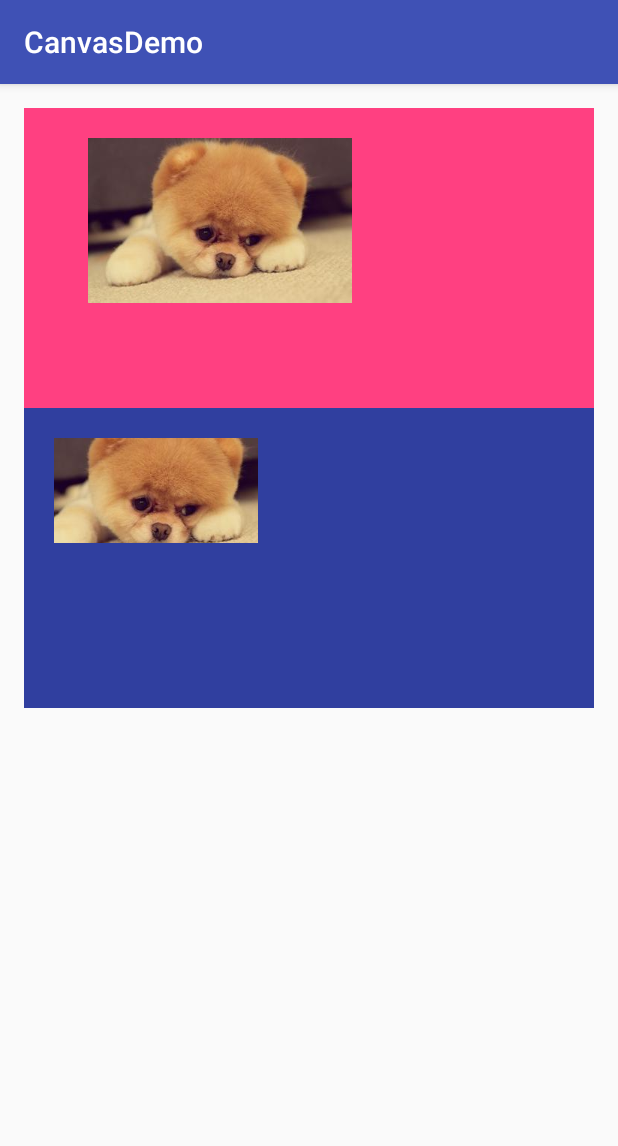
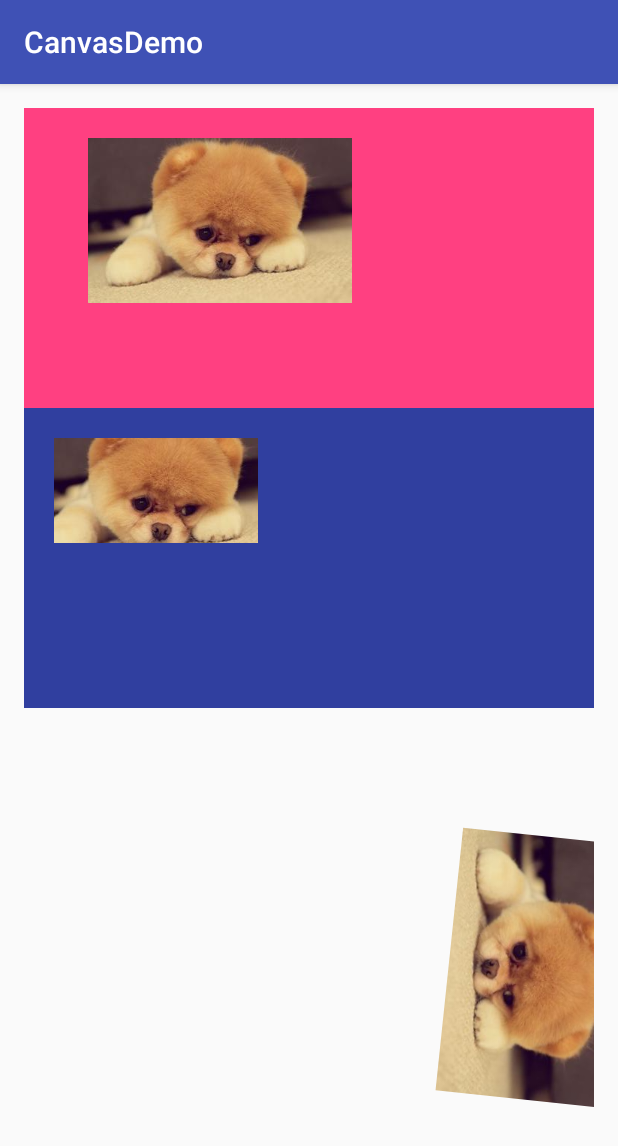
Before and after one commit to wuzhiqian/CanvasDemo, an Android app: the screen it shows after launch (MainActivity), on a phone screen of 412 x 824 dp. Shown: the top 1146 px of the screen. Run offline under Robolectric (Android 15) with nearby library versions, the phone set to English and light mode, and no system bars.

Commit message:
translate

```diff
--- /dev/null
+++ b/app/src/main/java/com/wzq/canvasdemo/view/TranslateCanvasView.java
@@ -0,0 +1,77 @@
+package com.wzq.canvasdemo.view;
+
+import android.app.Activity;
+import android.content.Context;
+import android.graphics.Canvas;
+import android.os.Handler;
+import android.util.AttributeSet;
+
+import java.util.Random;
+import java.util.Timer;
+import java.util.TimerTask;
+
+
+/**
+ * Created by wzq on 17-1-6.
+ */
+
+public class TranslateCanvasView extends BasicView {
+
+
+    float translateX = 0;
+    float scale = 1;
+    float rotate = 0;
+    float skew = 0;
+    Random rn;
+
+    Handler handler;
+
+    public TranslateCanvasView(Context context) {
+        this(context, null);
+    }
+
+    public TranslateCanvasView(Context context, AttributeSet attrs) {
+        this(context, attrs, 0);
+    }
+
+    public TranslateCanvasView(Context context, AttributeSet attrs, int defStyleAttr) {
+        super(context, attrs, defStyleAttr);
+        rn = new Random();
+        handler = new Handler();
+        handler.postDelayed(new Runnable() {
+            @Override
+            public void run() {
+                if (translateX >= 400) {
+                    translateX = 0;
+                }
+                translateX++;
+                translateX = 100;
+                rotate ++;
+                if(rotate >= 360)
+                    rotate = 0;
+                skew ++;
+                if(skew > 100)
+                    skew = 0;
+             //   scale = rn.nextInt(100) / 50.0f;
+                setTranslationX(translateX);
+                setScaleX(scale);
+                setScaleY(scale);
+                setRotation(rotate);
+               // invalidate();
+                postDelayed(this, 10);
+            }
+        }, 10);
+
+    }
+
+
+
+    @Override
+    protected void onDraw(Canvas canvas) {
+        super.onDraw(canvas);
+        if (bitmap != null) {
+            canvas.drawBitmap(bitmap, translateX, 100, paint);
+        }
+
+    }
+}
--- a/app/src/main/res/layout/activity_main.xml
+++ b/app/src/main/res/layout/activity_main.xml
@@ -23,6 +23,10 @@
 
            <include layout="@layout/area_canvas_view"/>
 
+
+
+           <include layout="@layout/translatecanvas_view"/>
+
        </LinearLayout>
    </ScrollView>
 </RelativeLayout>
--- /dev/null
+++ b/app/src/main/res/layout/translatecanvas_view.xml
@@ -0,0 +1,11 @@
+<?xml version="1.0" encoding="utf-8"?>
+<LinearLayout xmlns:android="http://schemas.android.com/apk/res/android"
+    android:layout_width="match_parent"
+    android:layout_height="match_parent"
+    android:orientation="vertical">
+
+    <com.wzq.canvasdemo.view.TranslateCanvasView
+        android:layout_width="match_parent"
+        android:layout_height="400dp" />
+
+</LinearLayout>
```
